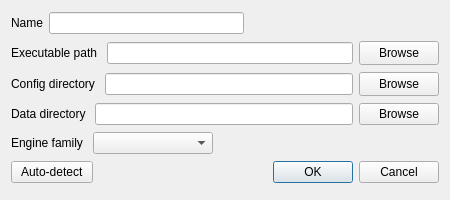
First picture: the form in Forms/EngineDialog.ui, repository Youda008/DoomRunner, before the edit.
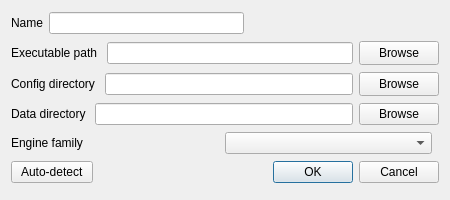
Second picture: the form after the edit. Icons and pictures are not drawn.

Commit message: removed unnecessary size hints for spacers

Patch:
```diff
--- a/Forms/EngineDialog.ui
+++ b/Forms/EngineDialog.ui
@@ -183,12 +183,6 @@
        <property name="orientation">
         <enum>Qt::Horizontal</enum>
        </property>
-       <property name="sizeHint" stdset="0">
-        <size>
-         <width>40</width>
-         <height>20</height>
-        </size>
-       </property>
       </spacer>
      </item>
     </layout>
```
Left out of the diff: 6 changed lines with no effect on the pictures. The commit also changes 5 other files.
